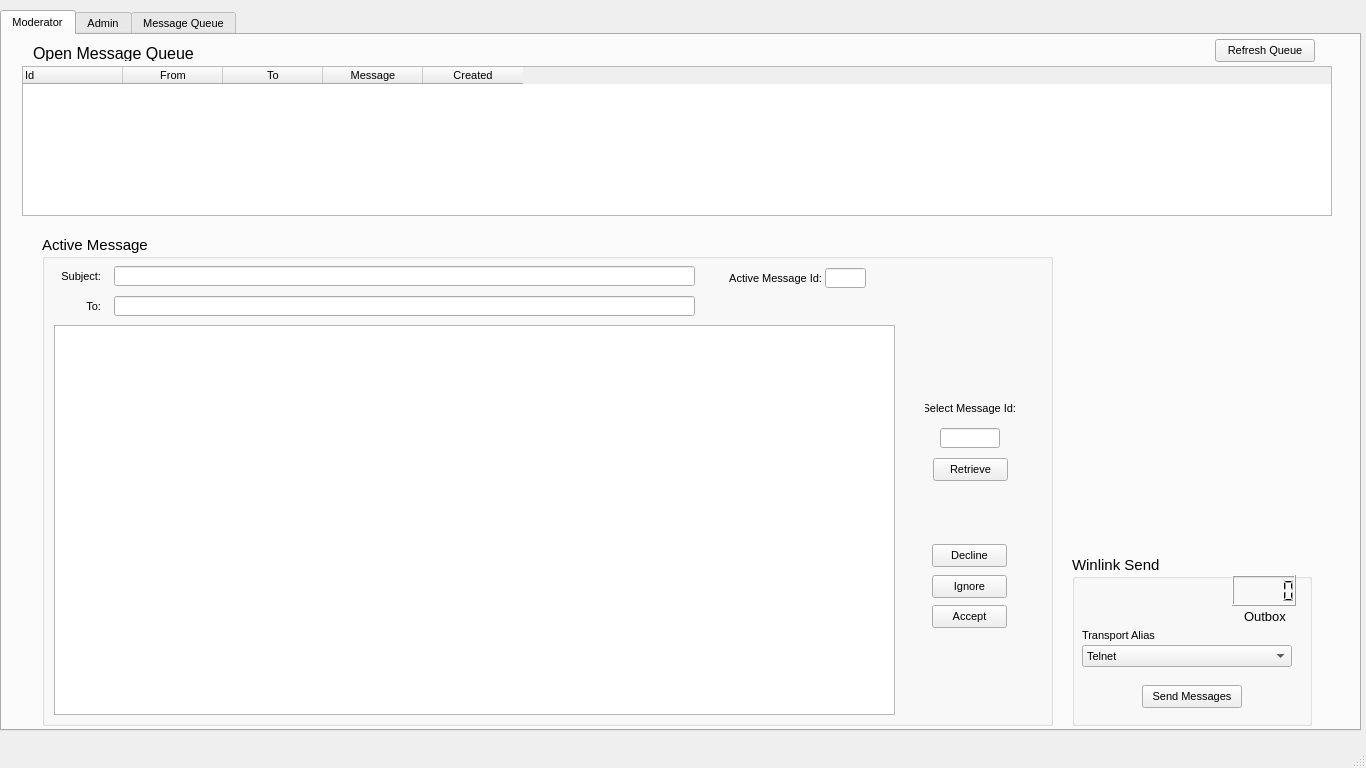
Above: moderator.ui from BobSegrest/eHaW before the change. Below: the same form after it.
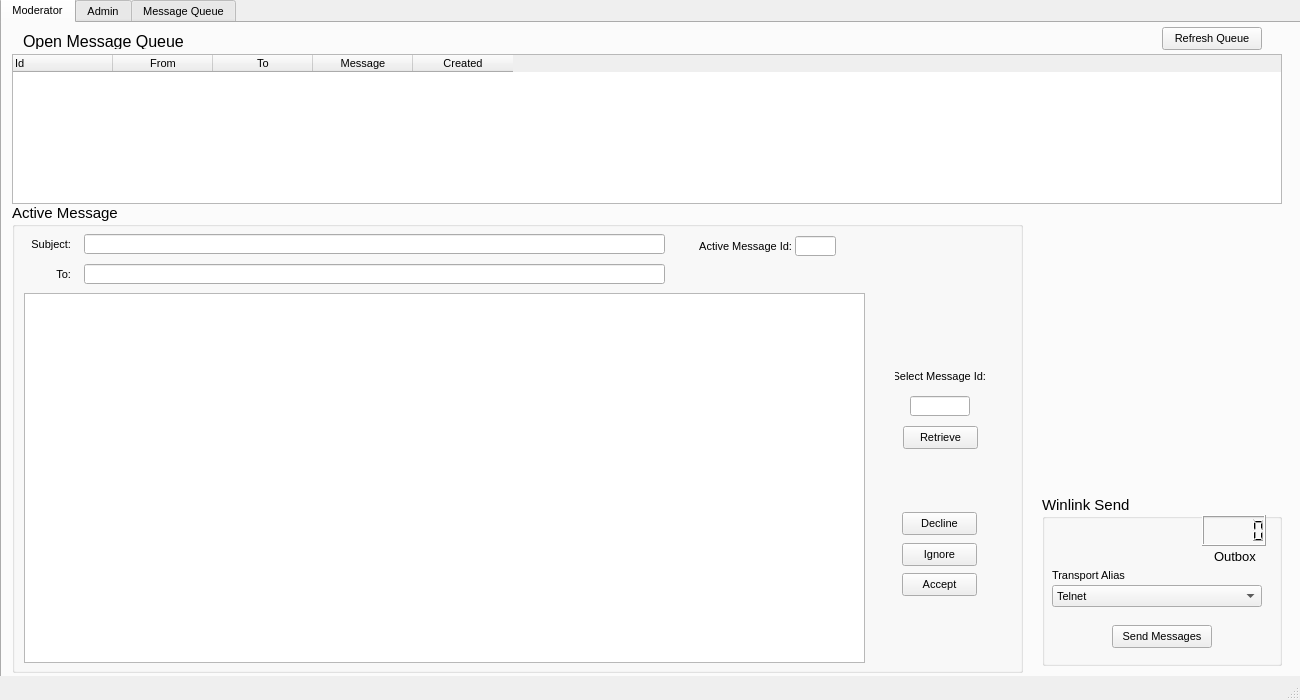
That is the form after the change. The open tabs and pages were chosen to show the change. Icons and pictures are not drawn.

Commit message: Reduced screen size slightly to support 1388x800 minimum screen size

```diff
--- a/moderator.ui
+++ b/moderator.ui
@@ -6,8 +6,8 @@
    <rect>
     <x>0</x>
     <y>0</y>
-    <width>1366</width>
-    <height>768</height>
+    <width>1300</width>
+    <height>700</height>
    </rect>
   </property>
   <property name="baseSize">
@@ -28,7 +28,7 @@
     <property name="geometry">
      <rect>
       <x>0</x>
-      <y>10</y>
+      <y>-2</y>
       <width>1361</width>
       <height>721</height>
      </rect>
@@ -56,9 +56,9 @@
      <widget class="QTableWidget" name="tw_OpenMsgQueue">
       <property name="geometry">
        <rect>
-        <x>20</x>
+        <x>10</x>
         <y>31</y>
-        <width>1310</width>
+        <width>1270</width>
         <height>150</height>
        </rect>
       </property>
@@ -97,7 +97,7 @@
      <widget class="QLabel" name="label_5">
       <property name="geometry">
        <rect>
-        <x>31</x>
+        <x>21</x>
         <y>10</y>
         <width>160</width>
         <height>16</height>
@@ -115,8 +115,8 @@
      <widget class="QGroupBox" name="gb_Send">
       <property name="geometry">
        <rect>
-        <x>1070</x>
-        <y>520</y>
+        <x>1040</x>
+        <y>472</y>
         <width>240</width>
         <height>171</height>
        </rect>
@@ -222,10 +222,10 @@
      <widget class="QGroupBox" name="gb_ActMsg">
       <property name="geometry">
        <rect>
-        <x>40</x>
-        <y>200</y>
+        <x>10</x>
+        <y>180</y>
         <width>1011</width>
-        <height>491</height>
+        <height>470</height>
        </rect>
       </property>
       <property name="font">
@@ -419,7 +419,7 @@
          <x>12</x>
          <y>90</y>
          <width>841</width>
-         <height>390</height>
+         <height>370</height>
         </rect>
        </property>
        <property name="font">
@@ -486,7 +486,7 @@
      <widget class="QPushButton" name="pb_RefreshOpenMsgQueue">
       <property name="geometry">
        <rect>
-        <x>1213</x>
+        <x>1160</x>
         <y>4</y>
         <width>100</width>
         <height>23</height>
```
Left out of the diff: 26 changed lines with no effect on the pictures. The commit also changes 3 other files.
